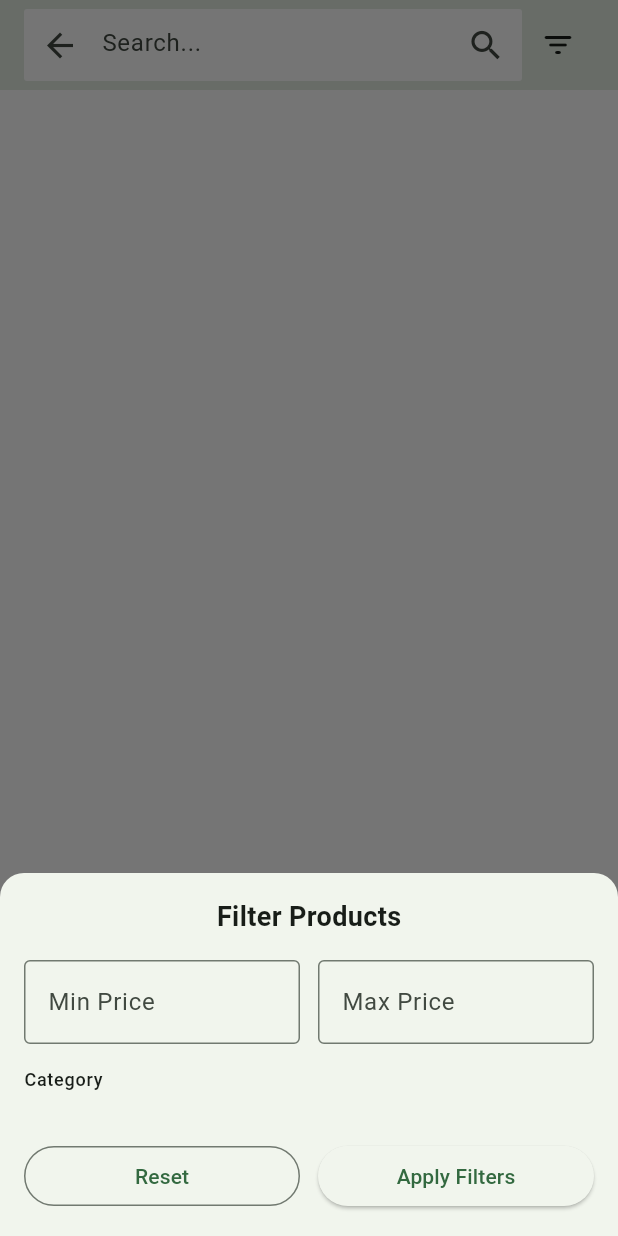
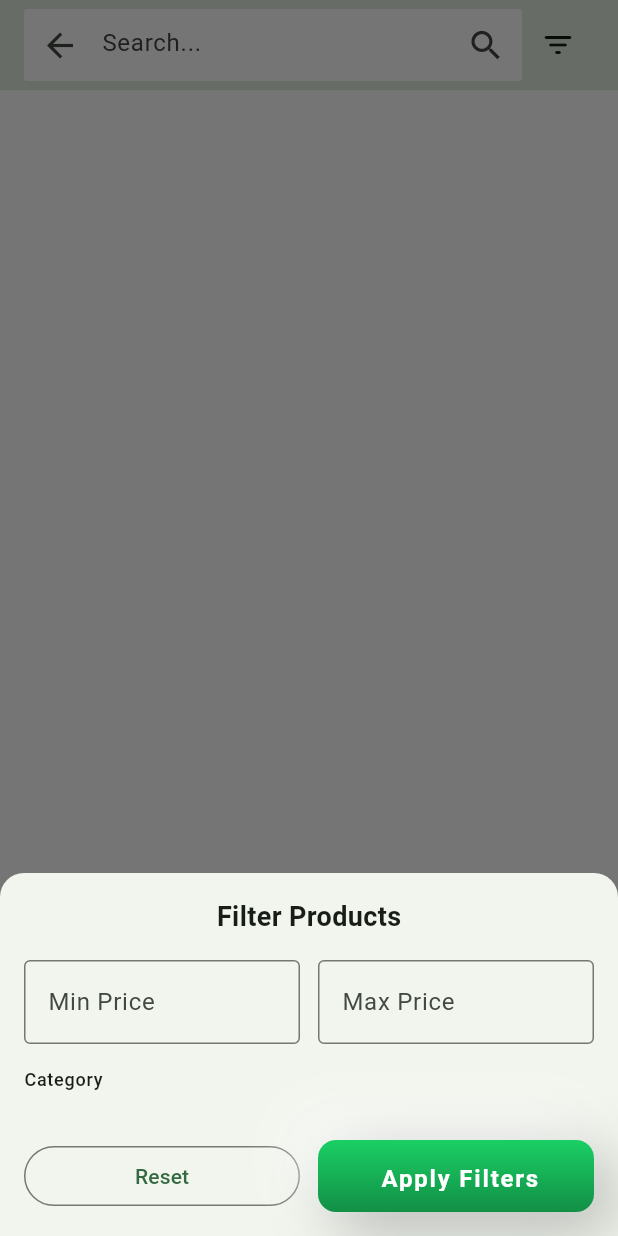
Before and after one commit to Mideny21/flutter_shoppi_app, a Flutter app: the SearchProductScreen screen opened by its route, after a tap on the "filter list" icon, on a phone screen of 412 x 824 dp. Run offline on Flutter 3.47's test engine with Material 3 defaults, Android fonts, the phone set to English and light mode, and no system bars; drawn by our look-alikes of badges; our stand-ins replace auto_route, bloc, cached_network_image, card_swiper, dio, flutter_bloc and 10 more; accounts and stored records are empty; generated files the repository leaves out were written again; network calls fail.

Commit message:
neumorhic btn

```diff
--- /dev/null
+++ b/lib/core/common/widgets/neumorphic_btn.dart
@@ -0,0 +1,107 @@
+import 'package:flutter/material.dart';
+
+enum NeumorphicShapeType { flat, convex, concave, pressed }
+
+class CustomNeumorphicButton extends StatelessWidget {
+  final VoidCallback? onTap;
+  final String? text;
+  final Widget? child;
+  final Color backgroundColor;
+  final NeumorphicShapeType shape;
+  final BorderRadius borderRadius;
+  final double height;
+  final double depth;
+  final TextStyle? textStyle;
+
+  const CustomNeumorphicButton({
+    Key? key,
+    required this.onTap,
+    this.text,
+    this.child,
+    this.backgroundColor = const Color(0xff128F46),
+    this.shape = NeumorphicShapeType.convex,
+    this.borderRadius = const BorderRadius.all(Radius.circular(12)),
+    this.height = 48,
+    this.depth = 12,
+    this.textStyle,
+  }) : assert(text != null || child != null, 'Provide either text or child');
+
+  @override
+  Widget build(BuildContext context) {
+    final bool isFlat = shape == NeumorphicShapeType.flat;
+    final bool isConcave = shape == NeumorphicShapeType.concave;
+    final bool isPressed = shape == NeumorphicShapeType.pressed;
+
+    final double offset = isFlat ? 0 : depth.abs();
+    final double blur = isFlat ? 0 : depth.abs() * 3;
+    final double spread = isFlat ? 0 : 1.5;
+
+    final lightShadowOffset =
+        isConcave || isPressed
+            ? Offset(offset, offset)
+            : Offset(-offset, -offset);
+    final darkShadowOffset =
+        isConcave || isPressed
+            ? Offset(-offset, -offset)
+            : Offset(offset, offset);
+
+    return GestureDetector(
+      onTap: onTap,
+      child: Container(
+        height: height,
+        padding: const EdgeInsets.symmetric(horizontal: 24, vertical: 14),
+        decoration: BoxDecoration(
+          // color: gradient == null ? backgroundColor : null,
+          gradient: const LinearGradient(
+            colors: [Color(0xff1ACF64), Color(0xff128F46)],
+            begin: Alignment.topCenter,
+            end: Alignment.bottomCenter,
+          ),
+          borderRadius: borderRadius,
+          boxShadow:
+              isFlat
+                  ? []
+                  : [
+                    // Bright light shadow
+                    BoxShadow(
+                      color: Colors.white.withValues(alpha: 0.95),
+                      offset: lightShadowOffset,
+                      blurRadius: blur,
+                      spreadRadius: spread,
+                    ),
+                    // Deeper dark shadow
+                    BoxShadow(
+                      color: Colors.black.withValues(alpha: 0.25),
+                      offset: darkShadowOffset,
+                      blurRadius: blur,
+                      spreadRadius: spread,
+                    ),
+                    // Optional inner glow for even more 3D feel
+                    if (shape == NeumorphicShapeType.convex)
+                      BoxShadow(
+                        color: Colors.white.withValues(alpha: 0.08),
+                        blurRadius: 8,
+                        spreadRadius: -1,
+                        offset: Offset(-2, -2),
+                      ),
+                  ],
+        ),
+        child: Center(
+          child:
+              child ??
+              Text(
+                text!,
+                style:
+                    textStyle ??
+                    const TextStyle(
+                      color: Colors.white,
+                      fontWeight: FontWeight.w700,
+                      fontSize: 16,
+                      letterSpacing: 1.2,
+                    ),
+              ),
+        ),
+      ),
+    );
+  }
+}
--- a/lib/core/common/widgets/widget.dart
+++ b/lib/core/common/widgets/widget.dart
@@ -3,3 +3,4 @@ export './loading_indicator.dart';
 export './image_wrapper.dart';
 export './input_field.dart';
 export './loading_dialog.dart';
+export './neumorphic_btn.dart';
--- a/lib/core/pagination/paginated_data.dart
+++ b/lib/core/pagination/paginated_data.dart
@@ -8,6 +8,7 @@ sealed class PaginatedData<T> with _$PaginatedData<T> {
     @Default([]) List<T> items,
     @Default(false) bool isLoading,
     @Default(false) bool isLoadingMore,
+    @Default(false) bool hasStartedLoadingMore,
     @Default(1) int currentPage,
     @Default(0) int totalPages,
     @Default(0) int totalItems,
--- a/lib/features/authentication/presentation/pages/login_view.dart
+++ b/lib/features/authentication/presentation/pages/login_view.dart
@@ -131,10 +131,10 @@ class _LoginPageState extends State<LoginPage> {
                       horizontal: 8,
                       vertical: 5,
                     ),
-                    child: CustomButton(
-                      tap: _login,
+                    child: CustomNeumorphicButton(
+                      onTap: _login,
                       text: 'login',
-                      textColor: Colors.white,
+                      // textColor: Colors.white,
                     ),
                   );
                 },
--- a/lib/features/orders/presentation/pages/add_shipping_address.dart
+++ b/lib/features/orders/presentation/pages/add_shipping_address.dart
@@ -107,7 +107,10 @@ class _AddShippingAddressScreenState extends State<AddShippingAddressScreen> {
                     }
                   },
                   builder: (context, state) {
-                    return CustomButton(tap: _submit, text: 'Save Address');
+                    return CustomNeumorphicButton(
+                      onTap: _submit,
+                      text: 'Save Address',
+                    );
                   },
                 ),
               ],
--- a/lib/features/orders/presentation/pages/orders_page.dart
+++ b/lib/features/orders/presentation/pages/orders_page.dart
@@ -26,6 +26,7 @@ class _OrdersPageState extends State<OrdersPage> {
   Widget build(BuildContext context) {
     return Scaffold(
       appBar: AppBar(
+        automaticallyImplyLeading: false,
         backgroundColor: Palette.Primary,
         title: Text('Orders', style: TextStyle(color: Colors.white)),
         centerTitle: true,
--- a/lib/features/products/presentation/bloc/product_bloc.dart
+++ b/lib/features/products/presentation/bloc/product_bloc.dart
@@ -256,7 +256,10 @@ class ProductBloc extends Bloc<ProductEvent, ProductState> {
 
     emit(
       state.copyWith(
-        searchResults: state.searchResults.copyWith(isLoadingMore: true),
+        searchResults: state.searchResults.copyWith(
+          isLoadingMore: true,
+          hasStartedLoadingMore: true,
+        ),
       ),
     );
 
@@ -278,6 +281,7 @@ class ProductBloc extends Bloc<ProductEvent, ProductState> {
             searchResults: state.searchResults.copyWith(
               isLoadingMore: false,
               items: newItems,
+              //  hasStartedLoadingMore: false,
               currentPage: data.data.meta.currentPage,
               totalPages: data.data.meta.totalPages,
               totalItems: data.data.meta.totalItems,
--- a/lib/features/products/presentation/pages/searched_products.dart
+++ b/lib/features/products/presentation/pages/searched_products.dart
@@ -159,7 +159,11 @@ class _SearchProductScreenState extends State<SearchProductScreen> {
           ],
         ),
       ),
-      body: BlocBuilder<ProductBloc, ProductState>(
+      body: Column(
+        children: [
+          SizedBox(height: 10),
+          Expanded(
+            child: BlocBuilder<ProductBloc, ProductState>(
               builder: (context, state) {
                 log.i(
                   'ProductBySearch Current Page ${state.searchResults.currentPage} of ${state.searchResults.totalPages}',
@@ -191,7 +195,10 @@ class _SearchProductScreenState extends State<SearchProductScreen> {
                           padding: const EdgeInsets.symmetric(vertical: 10),
                           child: Center(
                             child:
-                          state.searchResults.hasReachedMax
+                                state.searchResults.hasReachedMax &&
+                                        state
+                                            .searchResults
+                                            .hasStartedLoadingMore
                                     ? const Text(
                                       'No more products to load',
                                       style: TextStyle(
@@ -216,6 +223,9 @@ class _SearchProductScreenState extends State<SearchProductScreen> {
                 return Container();
               },
             ),
+          ),
+        ],
+      ),
     );
   }
 }
--- a/lib/features/products/presentation/widgets/filter_sheet.dart
+++ b/lib/features/products/presentation/widgets/filter_sheet.dart
@@ -1,5 +1,6 @@
 import 'package:flutter/material.dart';
 import 'package:flutter_bloc/flutter_bloc.dart';
+import 'package:shoppi/core/common/widgets/widget.dart';
 import 'package:shoppi/features/products/products.dart';
 
 class FilterSheet extends StatefulWidget {
@@ -60,13 +61,7 @@ class _FilterSheetState extends State<FilterSheet> {
       _maxPriceController.clear();
     });
 
-    context.read<ProductBloc>().add(
-      ProductEvent.updateFilters(
-        categoryId: null,
-        minPrice: null,
-        maxPrice: null,
-      ),
-    );
+    context.read<ProductBloc>().add(ProductEvent.resetSearchState());
 
     Navigator.pop(context);
   }
@@ -162,9 +157,9 @@ class _FilterSheetState extends State<FilterSheet> {
                       ),
                       const SizedBox(width: 12),
                       Expanded(
-                        child: ElevatedButton(
-                          onPressed: _applyFilters,
-                          child: const Text("Apply Filters"),
+                        child: CustomNeumorphicButton(
+                          onTap: _applyFilters,
+                          text: ' Apply Filters',
                         ),
                       ),
                     ],
--- a/lib/features/profile/presentation/pages/profile_screen.dart
+++ b/lib/features/profile/presentation/pages/profile_screen.dart
@@ -1,5 +1,6 @@
 import 'package:auto_route/auto_route.dart';
 import 'package:flutter/material.dart';
+import 'package:shoppi/core/common/widgets/widget.dart';
 import 'package:shoppi/core/utils/utils.dart';
 
 @RoutePage()
@@ -18,6 +19,7 @@ class _ProfileScreenState extends State<ProfileScreen> {
         backgroundColor: Palette.Primary,
         title: Text('Settings', style: TextStyle(color: Colors.white)),
         centerTitle: true,
+        automaticallyImplyLeading: false,
       ),
       body: SafeArea(
         child: Padding(
@@ -52,7 +54,7 @@ class _ProfileScreenState extends State<ProfileScreen> {
                   ),
                   const Spacer(),
                   IconButton(
-                    icon: Icon(Icons.logout, color: Palette.Primary),
+                    icon: Icon(Icons.logout, color: Colors.red),
                     onPressed: () {
                       // TODO: Add logout logic
                     },
@@ -92,6 +94,7 @@ class _ProfileScreenState extends State<ProfileScreen> {
                 onTap: () {},
               ),
               const Divider(height: 1),
+              const SizedBox(height: 20),
             ],
           ),
         ),
```
Also changed, not shown: lib/features/cart/presentation/pages/cart_page.dart (+5 -4 lines), lib/features/orders/presentation/pages/shipping_address.dart (+5 -4 lines), lib/features/products/presentation/pages/product_detail.dart (+9 -4 lines), lib/core/pagination/paginated_data.freezed.dart. Lines whose indentation alone changed are shown as unchanged.
